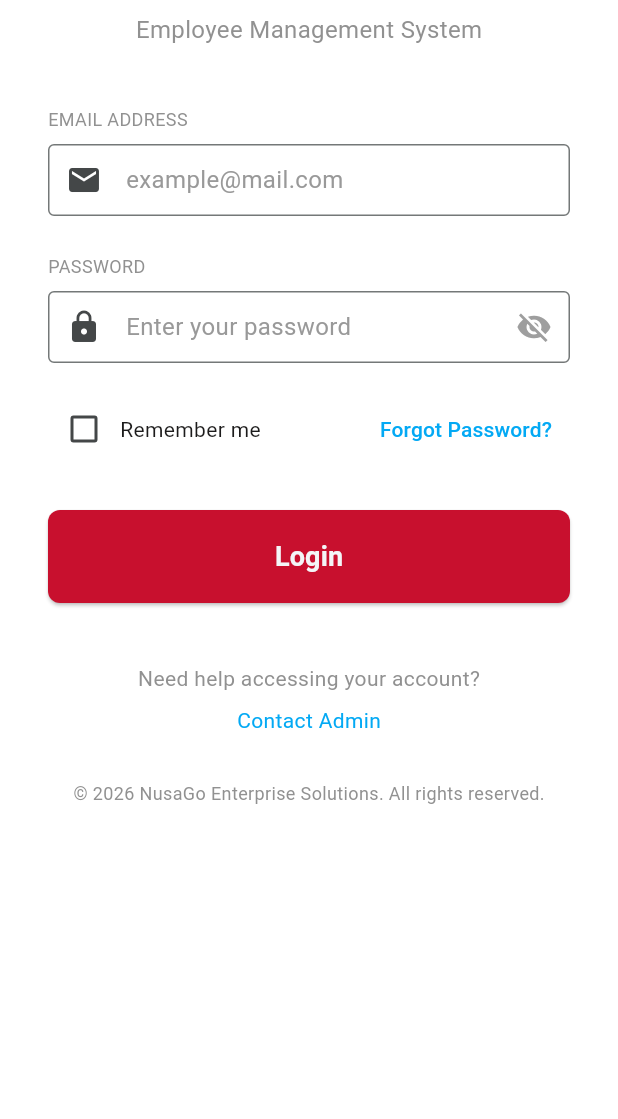
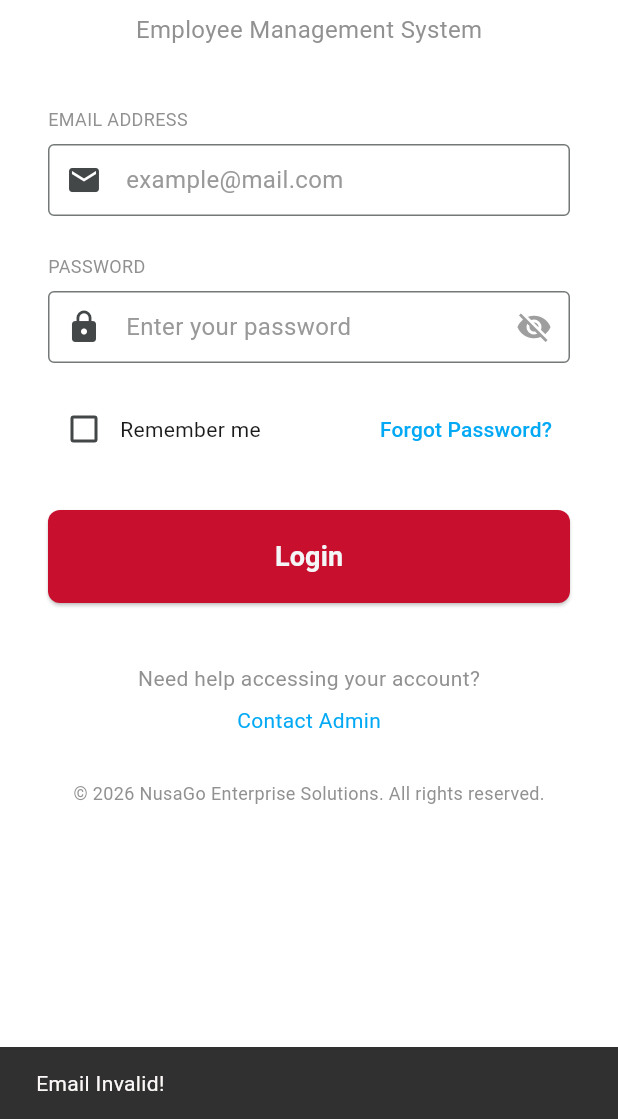
Before and after one commit to kofilake/nusago-ems-mobile, a Flutter app: the screen it shows after launch, after a tap on "Login", on a phone screen of 412 x 824 dp, the part 117-1236 px from its top. Run offline on Flutter 3.47's test engine with Material 3 defaults, Android fonts, the phone set to English and light mode, and no system bars; our stand-ins replace dartz, dio, equatable, flutter_bloc, get_it, google_fonts.

Commit message:
feat: added proper login functionality to login page

```diff
--- /dev/null
+++ b/lib/features/auth/domain/entities/user_entity.dart
@@ -0,0 +1,11 @@
+import 'package:equatable/equatable.dart';
+
+class UserEntity extends Equatable {
+  final String username;
+  final String email;
+
+  const UserEntity({required this.username, required this.email});
+
+  @override
+  List<Object?> get props => [username, email];
+}
--- a/lib/features/auth/presentation/pages/login_page.dart
+++ b/lib/features/auth/presentation/pages/login_page.dart
@@ -1,5 +1,6 @@
 import 'package:flutter/material.dart';
 import 'package:flutter_bloc/flutter_bloc.dart';
+import 'package:nusago_ems/features/dashboard/presentation/pages/dashboard_page.dart';
 import 'package:nusago_ems/injection_container.dart';
 import '../../../../core/error/failure.dart';
 import '../../domain/repositories/auth_repository.dart';
@@ -8,14 +9,26 @@ import '../bloc/login_event.dart';
 import '../bloc/login_state.dart';
 import '/core/theme/app_theme.dart';
 
-class LoginPage extends StatefulWidget {
+class LoginPage extends StatelessWidget {
   const LoginPage({super.key});
 
   @override
-  State<LoginPage> createState() => _LoginPageState();
+  Widget build(BuildContext context) {
+    return BlocProvider(
+      create: (context) => AuthBloc(authRepository: sl<AuthRepository>()),
+      child: const LoginView(),
+    );
+  }
 }
 
-class _LoginPageState extends State<LoginPage> {
+class LoginView extends StatefulWidget {
+  const LoginView({super.key});
+
+  @override
+  State<LoginView> createState() => _LoginPageState();
+}
+
+class _LoginPageState extends State<LoginView> {
   final TextEditingController emailController = TextEditingController();
   final TextEditingController passwordController = TextEditingController();
 
@@ -25,13 +38,14 @@ class _LoginPageState extends State<LoginPage> {
   @override
   void initState() {
     super.initState();
-    // Optional: Auto-trigger login on load for testing purposes
     WidgetsBinding.instance.addPostFrameCallback((_) {
-      context
-          .read<
-            AuthBloc
-          >(); //.add(const LoginRequested('admin@example.com', 'password'));
+      context.read<AuthBloc>();
     });
+  }
+
+  @override
+  void didChangeDependencies() {
+    super.didChangeDependencies();
   }
 
   void dispose() {
@@ -45,22 +59,25 @@ class _LoginPageState extends State<LoginPage> {
     final password = passwordController.text;
 
     if (email.isEmpty || !email.contains('@')) {
-      SnackBar(content: Text('Email Invalid!'));
+      ScaffoldMessenger.of(
+        context,
+      ).showSnackBar(const SnackBar(content: Text('Email Invalid!')));
+      return;
     }
 
-    if (password.isEmpty || password.length < 8) {
-      SnackBar(content: Text('Password must be longer than 8 characters.'));
+    if (password.isEmpty) {
+      ScaffoldMessenger.of(context).showSnackBar(
+        const SnackBar(content: Text('Password cannot be empty!')),
+      );
+      return;
     }
+
+    context.read<AuthBloc>().add(LoginRequested(email, password));
   }
 
   @override
   Widget build(BuildContext context) {
-    return BlocProvider(
-      create: (context) => AuthBloc(authRepository: sl<AuthRepository>()),
-//        ..add(
-//          const LoginRequested('admin@example.com', 'password'),
-//        ), // Initial event dispatch
-      child: Scaffold(
+    return Scaffold(
       backgroundColor: MaterialTheme.backgroundColor,
       body: SafeArea(
         child: SingleChildScrollView(
@@ -89,9 +106,7 @@ class _LoginPageState extends State<LoginPage> {
                   if (state is LoginFailure) {
                     ScaffoldMessenger.of(context).showSnackBar(
                       SnackBar(
-                          content: Text(
-                            'Login Failed: ${state.failure.message}',
-                          ),
+                        content: Text('Login Failed: ${state.failure.message}'),
                       ),
                     );
                   }
@@ -109,15 +124,18 @@ class _LoginPageState extends State<LoginPage> {
                       ),
                       const SizedBox(height: 8),
                       TextFormField(
+                        controller: emailController,
                         decoration: InputDecoration(
                           hint: Text(
                             'example@mail.com',
-                              style: TextStyle(color: MaterialTheme.textHint, fontSize: 16),
+                            style: TextStyle(
+                              color: MaterialTheme.textHint,
+                              fontSize: 16,
+                            ),
                           ),
                           floatingLabelBehavior: FloatingLabelBehavior.never,
                           prefixIcon: const Icon(Icons.email),
-                            border: OutlineInputBorder(
-                            ),
+                          border: OutlineInputBorder(),
                           contentPadding: EdgeInsets.symmetric(
                             vertical: 12,
                             horizontal: 10,
@@ -134,17 +152,7 @@ class _LoginPageState extends State<LoginPage> {
 
               // 3. Password Field (with toggle)
               BlocConsumer<AuthBloc, AuthState>(
-                  listener: (context, state) {
-                    if (state is LoginFailure) {
-                      ScaffoldMessenger.of(context).showSnackBar(
-                        SnackBar(
-                          content: Text(
-                            'Login Failed: ${state.failure.message}',
-                          ),
-                        ),
-                      );
-                    }
-                  },
+                listener: (context, state) {},
                 builder: (context, state) {
                   return Column(
                     crossAxisAlignment: CrossAxisAlignment.start,
@@ -161,11 +169,15 @@ class _LoginPageState extends State<LoginPage> {
                         children: [
                           Expanded(
                             child: TextFormField(
-                                obscureText: true,
+                              controller: passwordController,
+                              obscureText: !passwordVisibility,
                               decoration: InputDecoration(
                                 hint: Text(
                                   'Enter your password',
-                                  style: TextStyle(color: MaterialTheme.textHint, fontSize: 16),
+                                  style: TextStyle(
+                                    color: MaterialTheme.textHint,
+                                    fontSize: 16,
+                                  ),
                                 ),
                                 floatingLabelBehavior:
                                     FloatingLabelBehavior.never,
@@ -179,8 +191,7 @@ class _LoginPageState extends State<LoginPage> {
                                   ),
                                   onPressed: () {
                                     setState(() {
-                                        passwordVisibility =
-                                            !passwordVisibility;
+                                      passwordVisibility = !passwordVisibility;
                                     });
                                   },
                                 ),
@@ -215,10 +226,7 @@ class _LoginPageState extends State<LoginPage> {
                           });
                         },
                       ),
-                        const Text(
-                          'Remember me',
-                          style: TextStyle(fontSize: 14),
-                        ),
+                      const Text('Remember me', style: TextStyle(fontSize: 14)),
                     ],
                   ),
                   TextButton(
@@ -244,6 +252,12 @@ class _LoginPageState extends State<LoginPage> {
                         content: Text('Login Successful! Token received.'),
                       ),
                     );
+                    Navigator.pushReplacement(
+                      context,
+                      MaterialPageRoute(
+                        builder: (context) => const DashboardPage(),
+                      ),
+                    );
                   } else {
                     const SnackBar(
                       content: Text('Login gagal. Cek username/password anda!'),
@@ -255,7 +269,9 @@ class _LoginPageState extends State<LoginPage> {
                   return SizedBox(
                     width: double.infinity, // Full width button
                     child: ElevatedButton(
-                        onPressed: state is LoginLoading ? null : handleLogin,
+                      onPressed: state is LoginLoading
+                          ? null
+                          : handleLogin, // Login Handler
                       style: ElevatedButton.styleFrom(
                         backgroundColor: MaterialTheme
                             .primaryRed, // Red/Orange color from mockup
@@ -322,7 +338,6 @@ class _LoginPageState extends State<LoginPage> {
           ),
         ),
       ),
-      ),
     );
   }
 }
--- a/lib/injection_container.dart
+++ b/lib/injection_container.dart
@@ -1,14 +1,31 @@
 import 'package:get_it/get_it.dart';
+import 'package:dio/dio.dart';
 import 'features/auth/presentation/bloc/auth_bloc.dart';
-import '../features/auth/data/repositories/auth_repository_impl.dart';
-import '../features/auth/domain/repositories/auth_repository.dart';
+import 'features/auth/data/repositories/auth_repository_impl.dart';
+import 'features/auth/domain/repositories/auth_repository.dart';
+import 'features/auth/data/data_sources/auth_remote_data_source.dart';
+import 'core/network/dio_client.dart';
 
 final sl = GetIt.instance;
 
 Future<void> init() async {
-  // 1. BLoC (Factory - new instance every time)
+  // 1. Register BLoC
   sl.registerFactory(() => AuthBloc(authRepository: sl()));
 
-  // 2. Repository (Lazy Singleton - single instance, initialized when first used)
-  sl.registerLazySingleton<AuthRepository>(() => AuthRepositoryImpl());
+  // 2. Register Repository
+  sl.registerLazySingleton<AuthRepository>(
+    () => AuthRepositoryImpl(remoteDataSource: sl()),
+  );
+
+  // 3. Register Data Source (FIXED)
+  sl.registerLazySingleton<AuthRemoteDataSource>(
+    // Changed this from AuthRepositoryImpl to AuthRemoteDataSource and passed in the sl() to fetch the DioClient.
+    () => AuthRemoteDataSource(dioClient: sl()),
+  );
+
+  // 4. Register Core/Network
+  sl.registerLazySingleton(() => DioClient());
+
+  // 5. Register External Packages (Dio)
+  sl.registerLazySingleton(() => Dio());
 }
```
Also changed, not shown: lib/core/config/env_config.dart (added, +19 -0 lines), lib/core/network/api_endpoints.dart (added, +10 -0 lines), lib/core/network/dio_client.dart (added, +101 -0 lines), lib/features/auth/data/data_sources/auth_remote_data_source.dart (added, +42 -0 lines), lib/features/auth/data/repositories/auth_repository_impl.dart (+7 -16 lines). Lines whose indentation alone changed are shown as unchanged.
